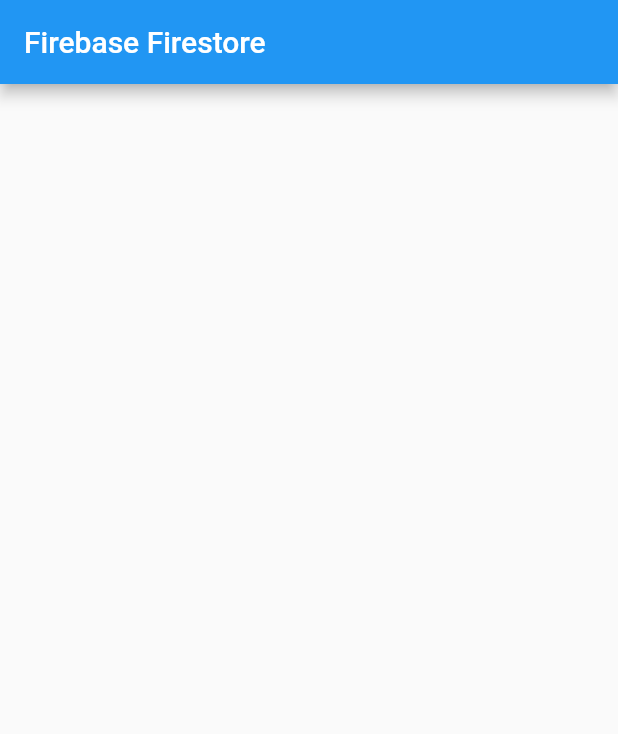
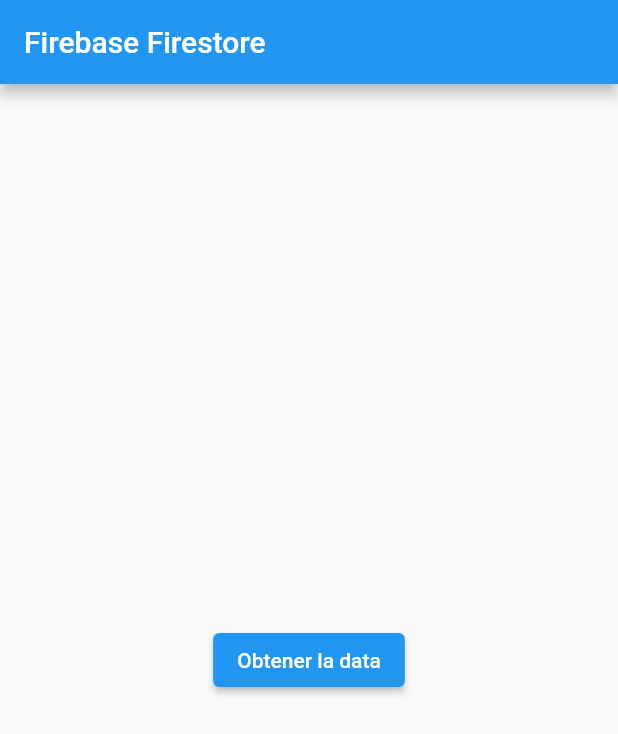
Before and after one commit to MarkoVilca/firebase_tarea, a Flutter app: the screen it shows after launch, on a phone screen of 412 x 824 dp. Shown: the top 734 px of the screen. Run offline on Flutter 3.47's test engine with Material 2 defaults, Android fonts, the phone set to English and light mode, and no system bars; our stand-ins replace cloud_firestore, firebase_core; accounts and stored records are empty.

Commit message:
segundo commit

```diff
--- a/lib/pages/home_page.dart
+++ b/lib/pages/home_page.dart
@@ -1,7 +1,9 @@
+import 'package:cloud_firestore/cloud_firestore.dart';
 import 'package:flutter/material.dart';
 
 class HomePage extends StatelessWidget {
-  const HomePage({super.key});
+
+  CollectionReference tasksReference = FirebaseFirestore.instance.collection('tasks');
 
   @override
   Widget build(BuildContext context) {
@@ -9,6 +11,37 @@ class HomePage extends StatelessWidget {
       appBar: AppBar(
         title: Text("Firebase Firestore"),
       ),
+
+      body: Center(
+        child: Column(
+          mainAxisAlignment: MainAxisAlignment.center,
+          children: [
+            ElevatedButton(
+              onPressed: (() {
+                tasksReference.get().then((value){
+                  //QuerySnapshot collection = value;
+                  //List<QueryDocumentSnapshot> docs = collection.docs;
+                  //QueryDocumentSnapshot doc = docs[1];
+                  //print(doc.id);
+                  //print(doc.data());
+
+                  QuerySnapshot collection = value;
+                  collection.docs.forEach((QueryDocumentSnapshot element) {
+                    Map<String, dynamic> myMap = element.data() as Map<String , dynamic>;
+                    print(myMap["title"]);
+                    }
+                  );
+                    }
+                  );
+                }
+              ),
+              child: Text(
+                "Obtener la data"
+                ),
+              ),
+          ],
+        ),
+      ),
     );
   }
 }
```
